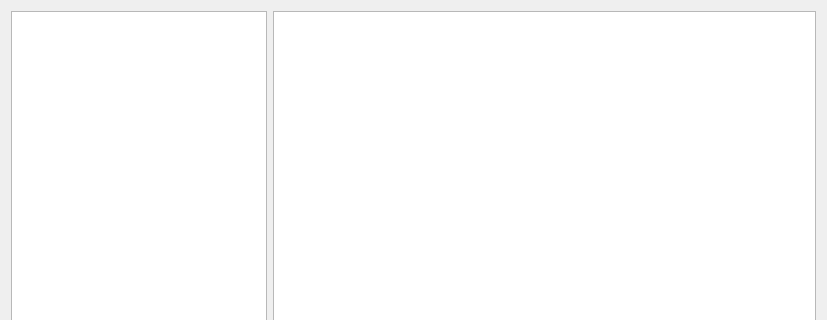
Qt form FmtLib/src/widgets/tablestructsqldlg.ui (Smitt64/WorkFMT) before a commit; both pictures show x 0 to 827 and y 0 to 320 of the 827 by 653 pixel window.
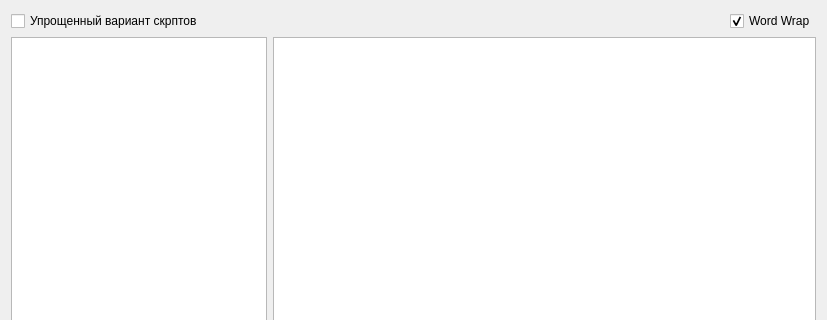
The same form after that commit. Icons and pictures are not drawn. Custom widgets are drawn as their Qt base class.

What changed in the file:
```diff
--- a/FmtLib/src/widgets/tablestructsqldlg.ui
+++ b/FmtLib/src/widgets/tablestructsqldlg.ui
@@ -14,6 +14,40 @@
    <string>Dialog</string>
   </property>
   <layout class="QVBoxLayout" name="verticalLayout">
+   <item>
+    <layout class="QHBoxLayout" name="horizontalLayout_2">
+     <item>
+      <widget class="QCheckBox" name="checkSimplified">
+       <property name="text">
+        <string>Упрощенный вариант скрптов</string>
+       </property>
+      </widget>
+     </item>
+     <item>
+      <spacer name="horizontalSpacer">
+       <property name="orientation">
+        <enum>Qt::Horizontal</enum>
+       </property>
+       <property name="sizeHint" stdset="0">
+        <size>
+         <width>40</width>
+         <height>20</height>
+        </size>
+       </property>
+      </spacer>
+     </item>
+     <item>
+      <widget class="QCheckBox" name="checkWordWrap">
+       <property name="text">
+        <string>Word Wrap</string>
+       </property>
+       <property name="checked">
+        <bool>true</bool>
+       </property>
+      </widget>
+     </item>
+    </layout>
+   </item>
    <item>
     <layout class="QHBoxLayout" name="horizontalLayout" stretch="0,1">
      <item>
```
Left out of the diff: 10 changed lines with no effect on the pictures.
